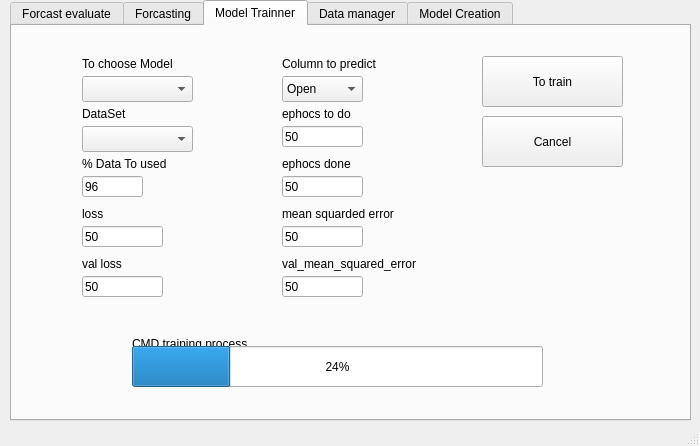
This is QT_Files/GUI_FFT_LSTM_Stock.ui in eduardo-trejo-es/LSTM_GUI_DB as Qt 5 draws it before an edit. The edited form follows.
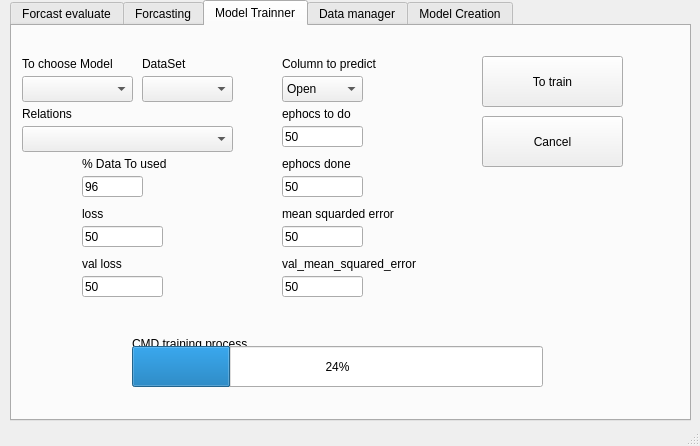
This is the edited form. The open tabs and pages were chosen to show the change.

The edit to the form file:
```diff
--- a/QT_Files/GUI_FFT_LSTM_Stock.ui
+++ b/QT_Files/GUI_FFT_LSTM_Stock.ui
@@ -631,7 +631,7 @@
      <widget class="QLabel" name="MoTr_lbl_chooseModel">
       <property name="geometry">
        <rect>
-        <x>70</x>
+        <x>10</x>
         <y>30</y>
         <width>111</width>
         <height>16</height>
@@ -644,8 +644,8 @@
      <widget class="QLabel" name="MoTr_lbl_DataSet">
       <property name="geometry">
        <rect>
-        <x>70</x>
-        <y>80</y>
+        <x>130</x>
+        <y>30</y>
         <width>60</width>
         <height>16</height>
        </rect>
@@ -709,7 +709,7 @@
      <widget class="QComboBox" name="MoTr_ComBox_ChooseModel">
       <property name="geometry">
        <rect>
-        <x>70</x>
+        <x>10</x>
         <y>50</y>
         <width>111</width>
         <height>26</height>
@@ -806,9 +806,9 @@
      <widget class="QComboBox" name="MoTr_ComBox_DataSet">
       <property name="geometry">
        <rect>
-        <x>70</x>
-        <y>100</y>
-        <width>111</width>
+        <x>130</x>
+        <y>50</y>
+        <width>91</width>
         <height>26</height>
        </rect>
       </property>
@@ -956,6 +956,29 @@
        <number>24</number>
       </property>
      </widget>
+     <widget class="QComboBox" name="MoTr_ComBox_DataSet_2">
+      <property name="geometry">
+       <rect>
+        <x>10</x>
+        <y>100</y>
+        <width>211</width>
+        <height>26</height>
+       </rect>
+      </property>
+     </widget>
+     <widget class="QLabel" name="MoTr_lbl_DataSet_8">
+      <property name="geometry">
+       <rect>
+        <x>10</x>
+        <y>80</y>
+        <width>60</width>
+        <height>16</height>
+       </rect>
+      </property>
+      <property name="text">
+       <string>Relations</string>
+      </property>
+     </widget>
     </widget>
     <widget class="QWidget" name="Data_Manager_tab">
      <attribute name="title">
```
Left out of the diff: 2 changed lines with no effect on the pictures.
